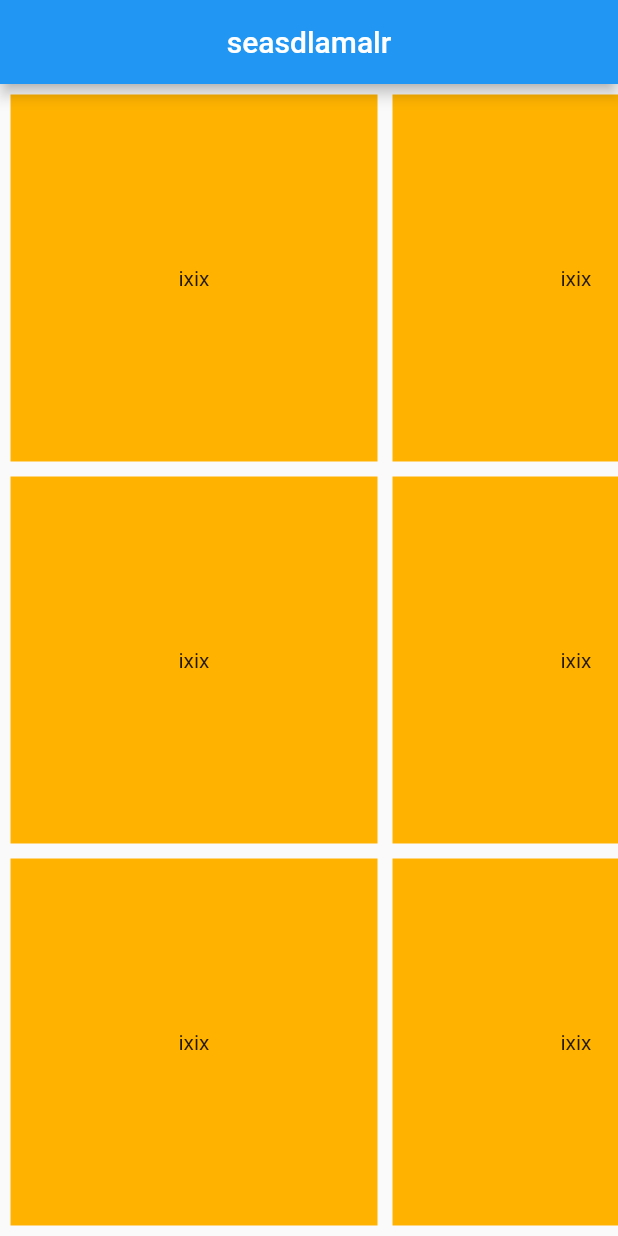
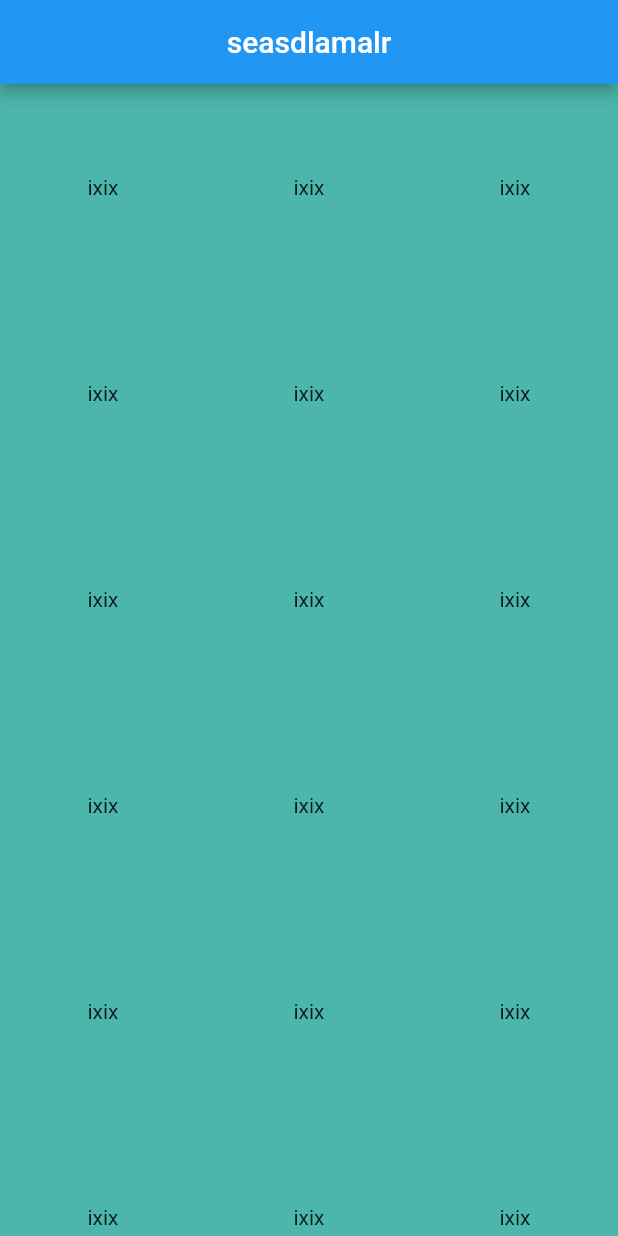
Before and after one commit to ixakblt/flutterdenemeler, a Flutter app: the screen it shows after launch, on a phone screen of 412 x 824 dp. Run offline on Flutter 3.47's test engine with Material 2 defaults, Android fonts, the phone set to English and light mode, and no system bars.

Commit message:
gridbuilder kullanimi

```diff
--- a/lib/gridViewkullanimi.dart
+++ b/lib/gridViewkullanimi.dart
@@ -2,7 +2,7 @@ import 'package:flutter/material.dart';
 
 Widget kutucuk() {
   return Container(
-    color: Colors.amber.shade600,
+    color: Colors.teal.shade300,
     alignment: Alignment.center,
     child: Text(
       'ixix',
@@ -18,7 +18,24 @@ class gridViewkullanimi extends StatelessWidget {
 
   @override
   Widget build(BuildContext context) {
+    return GridView.builder(
+      itemCount: 55,
+      gridDelegate:
+          SliverGridDelegateWithFixedCrossAxisCount(crossAxisCount: 3),
+      itemBuilder: (context, index) {
+        return kutucuk();
+      },
+    );
+  }
+
+  GridView normalgird() {
     return GridView.count(
+      /*
+   GridView.extent farklı olarak
+   maxCrossAxisExtent kullanilmali ve crossAxisCountsilinir
+  -------------
+
+    */
       scrollDirection: Axis.horizontal, //yatayda sıralamak için
       crossAxisCount: 3,
       crossAxisSpacing: 10,
```
